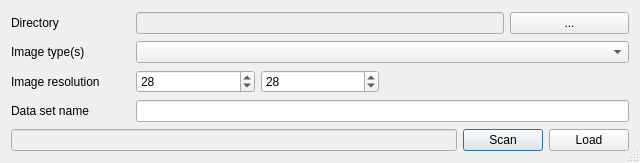
Above: src/SequenceDialog.ui from ManiVaultStudio/ImageLoaderPlugin before the change. Below: the same form after it.
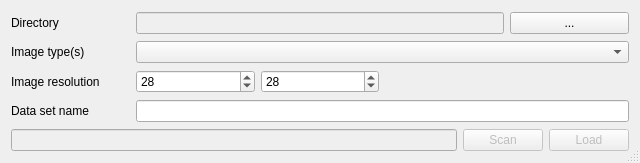
That is the form after the change.

Commit message: Work on UI signals and slots

```diff
--- a/src/SequenceDialog.ui
+++ b/src/SequenceDialog.ui
@@ -55,6 +55,9 @@
      </item>
      <item>
       <widget class="QPushButton" name="scanPushButton">
+       <property name="enabled">
+        <bool>false</bool>
+       </property>
        <property name="text">
         <string>Scan</string>
        </property>
@@ -62,6 +65,9 @@
      </item>
      <item>
       <widget class="QPushButton" name="loadSequencePushButton">
+       <property name="enabled">
+        <bool>false</bool>
+       </property>
        <property name="text">
         <string>Load</string>
        </property>
```
The commit also changes 4 other files.
